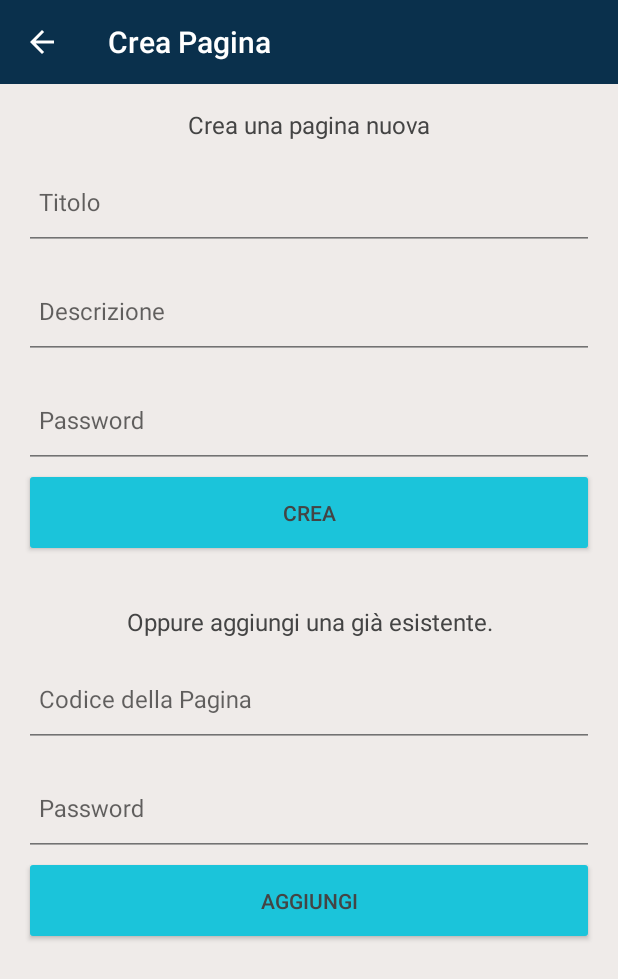
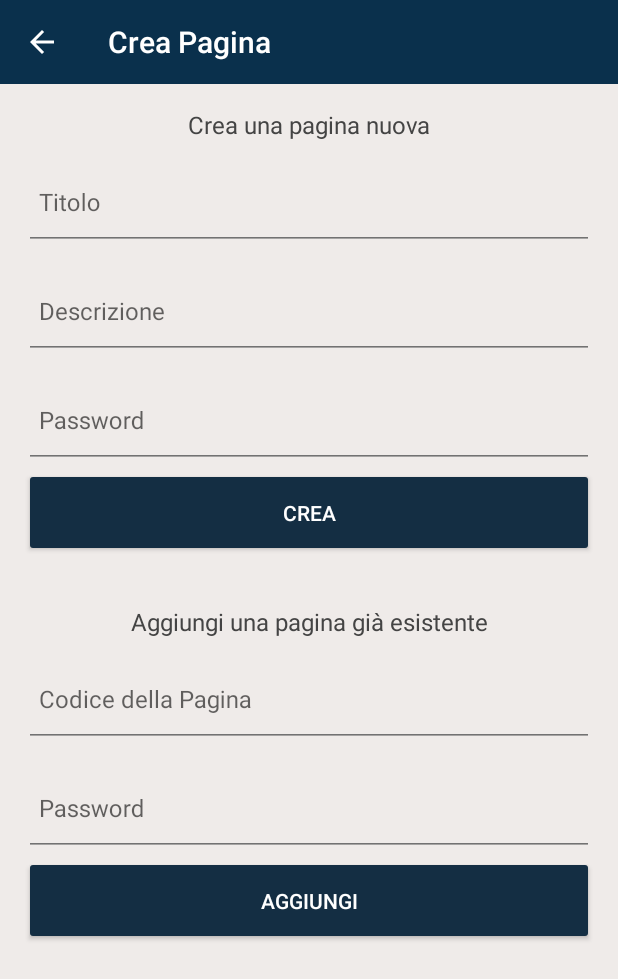
Before and after one commit to nunutu29/TeamChat, an Android app: the GroupListFragment screen opened directly, with no data from a screen before it, after a tap on "Crea Pagina", on a phone screen of 412 x 824 dp. Shown: the top 979 px of the screen. Run offline under Robolectric (Android 15) with nearby library versions, the light colour scheme and no system bars; our stand-ins replace Volley; 7 statements that could not run were skipped.

Commit message:
Modificato Layout della pagina principale.

```diff
--- a/app/src/main/res/layout/content_create_page.xml
+++ b/app/src/main/res/layout/content_create_page.xml
@@ -31,7 +31,7 @@
                 <TextView
                     android:gravity="center_horizontal"
                     android:textSize="@dimen/abc_text_size_subhead_material"
-                    android:text="Crea una pagina nuova"
+                    android:text="@string/cpNew"
                     android:layout_width="match_parent"
                     android:layout_height="wrap_content" />
 
@@ -83,17 +83,17 @@
                 </android.support.design.widget.TextInputLayout>
 
                 <Button
+                    android:textColor="@color/colorAccentText"
                     style="@style/Widget.AppCompat.Button.Colored"
                     android:shadowRadius="0"
                     android:padding="20dp"
                     android:id="@+id/btn_create"
                     android:layout_width="match_parent"
                     android:layout_height="wrap_content"
-                    android:text="Crea" />
+                    android:text="@string/cpBtnCreate" />
             </LinearLayout>
 
             <LinearLayout
-                android:layout_below="@id/CreatePageFields"
                 android:id="@+id/AddPageFields"
                 android:layout_marginLeft="@dimen/activity_horizontal_margin"
                 android:layout_marginRight="@dimen/activity_horizontal_margin"
@@ -106,7 +106,7 @@
                 <TextView
                     android:gravity="center_horizontal"
                     android:textSize="@dimen/abc_text_size_subhead_material"
-                    android:text="Oppure aggiungi una già esistente."
+                    android:text="@string/cpAdd"
                     android:layout_width="match_parent"
                     android:layout_height="wrap_content" />
 
@@ -144,13 +144,14 @@
                 </android.support.design.widget.TextInputLayout>
 
                 <Button
+                    android:textColor="@color/colorAccentText"
                     style="@style/Widget.AppCompat.Button.Colored"
                     android:shadowRadius="0"
                     android:padding="20dp"
                     android:id="@+id/btn_Add"
                     android:layout_width="match_parent"
                     android:layout_height="wrap_content"
-                    android:text="Aggiungi" />
+                    android:text="@string/cpBtnAdd" />
             </LinearLayout>
 
         </LinearLayout>
--- a/app/src/main/res/layout/drawer_chat_list_top.xml
+++ b/app/src/main/res/layout/drawer_chat_list_top.xml
@@ -7,7 +7,7 @@
     android:paddingEnd="0dp"
     android:paddingRight="0dp"
     android:paddingLeft="16dp"
-    android:background="@color/colorAccent"
+    android:background="@color/colorPrimary"
     android:orientation="vertical">
 
     <org.teamchat.Helper.CircleImageView
@@ -16,6 +16,7 @@
         android:layout_height="80dp" />
 
     <TextView
+        android:textColor="@color/colorAccentText"
         android:id="@+id/drawer_username"
         android:paddingTop="16dp"
         android:layout_below="@id/drawer_top_image"
--- a/app/src/main/res/layout/fragment_group_list.xml
+++ b/app/src/main/res/layout/fragment_group_list.xml
@@ -84,7 +84,7 @@
                     android:layout_height="60dp">
 
                     <Button
-                        android:textColor="@color/white"
+                        android:textColor="@color/colorAccentText"
                         android:layout_gravity="center"
                         android:drawableTop="@drawable/ic_setting_dark"
                         android:textAllCaps="false"
@@ -96,7 +96,7 @@
                         android:layout_height="wrap_content" />
 
                     <Button
-                        android:textColor="@color/white"
+                        android:textColor="@color/colorAccentText"
                         android:layout_gravity="center"
                         android:drawableTop="@drawable/ic_add_24dp"
                         android:textAllCaps="false"
@@ -108,7 +108,7 @@
                         android:layout_height="wrap_content" />
 
                     <Button
-                        android:textColor="@color/white"
+                        android:textColor="@color/colorAccentText"
                         android:layout_gravity="center"
                         android:drawableTop="@drawable/ic_friends_24dp"
                         android:textAllCaps="false"
--- a/app/src/main/res/values/colors.xml
+++ b/app/src/main/res/values/colors.xml
@@ -1,18 +1,12 @@
 <?xml version="1.0" encoding="utf-8"?>
 <resources>
-    <!--
-    <color name="colorPrimary">#3f9381</color>
-    <color name="colorPrimaryDark">#2f7c6c</color>
-    <color name="colorAccent">#6cb1a3</color>
-    <color name="colorBackground">#eaeaea</color>
-    <color name="list_divider">#dedede</color>
-    -->
     <color name="colorPrimary">#0a304c</color>
     <color name="colorPrimaryDark">#08253c</color>
     <color name="colorPrimaryDarkTransparent">#c108253c</color>
     <color name="colorPrimaryLight">#142e43</color>
-    <color name="colorDarkTransparent">#c3383838</color>
-    <color name="colorAccent">#1bc4da</color>
+    <color name="colorDarkTransparent">#9a383838</color>
+    <color name="colorAccent">#142e43</color>
+    <color name="colorAccentText">#FFFFFF</color>
     <color name="colorBackground">#efebe9</color>
     <color name="colorPrimaryText">#444444</color>
     <color name="colorSecondaryText">#727272</color>
--- a/app/src/main/res/values/strings.xml
+++ b/app/src/main/res/values/strings.xml
@@ -55,4 +55,11 @@
     <string name="gl_create">Crea Pagina</string>
     <string name="gl_settings">Impostazioni</string>
     <string name="gl_friends">Amici</string>
+
+    <!-- Create Page -->
+    <string name="cpNew">Crea una pagina nuova</string>
+    <string name="cpAdd">Aggiungi una pagina già esistente</string>
+    <string name="cpBtnAdd">Aggiungi</string>
+    <string name="cpBtnCreate">Crea</string>
+
 </resources>
```
Also changed, not shown: app/src/main/res/layout-land/fragment_group_list.xml (+4 -4 lines).
